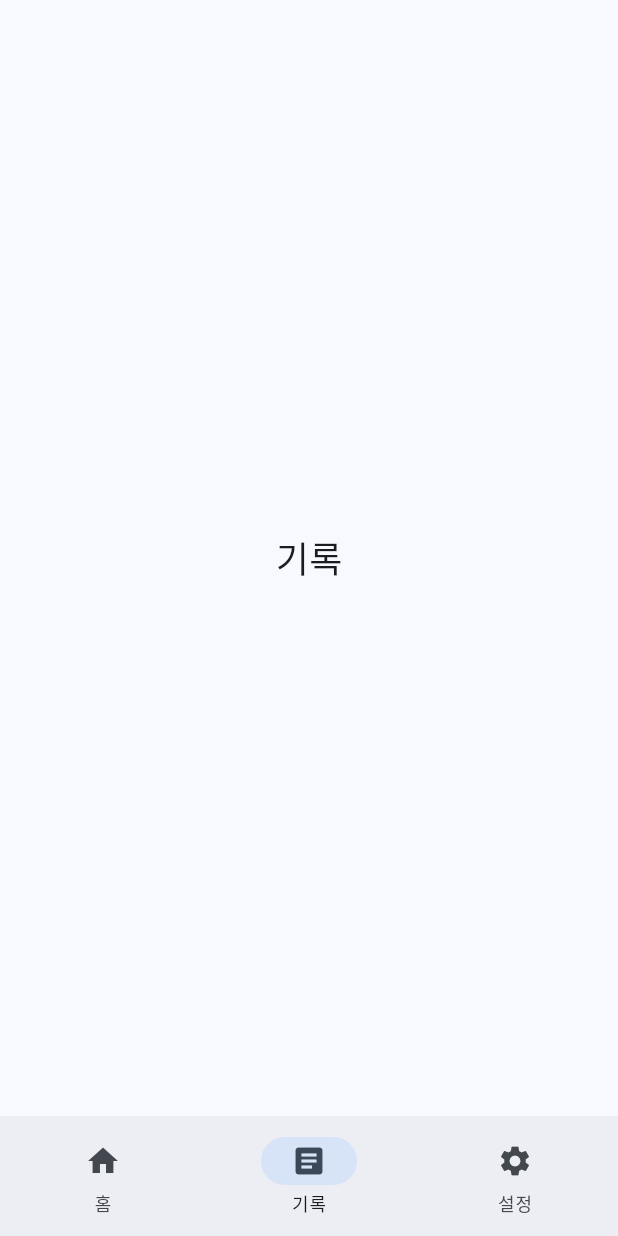
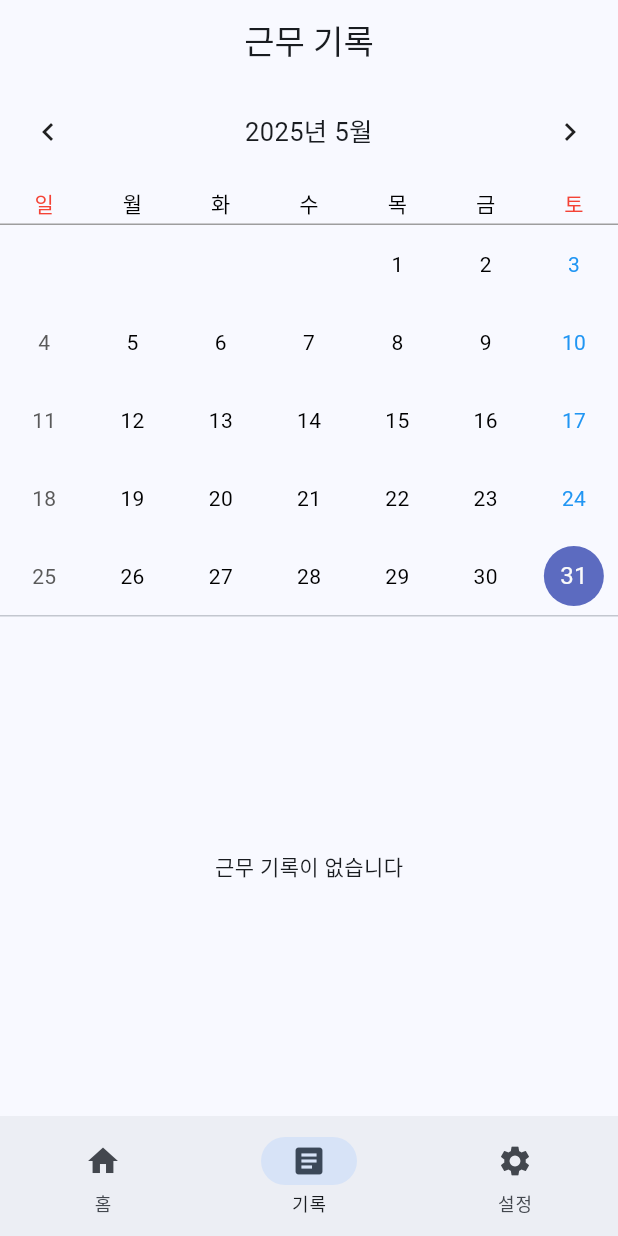
Before and after one commit to temtaemee/workcalendar2, a Flutter app: the screen it shows after launch, item 2 of the bottom bar chosen, on a phone screen of 412 x 824 dp. Run offline on Flutter 3.47's test engine with Material 3 defaults, Android fonts, the light colour scheme and no system bars; drawn by our look-alikes of table_calendar.

Commit message:
UPDATE: 기록 달력 추가

```diff
--- a/lib/main.dart
+++ b/lib/main.dart
@@ -1,12 +1,13 @@
 import 'package:flutter/material.dart';
 import 'package:provider/provider.dart';
+import 'package:intl/date_symbol_data_local.dart';
 import 'screens/home_screen.dart';
 import 'screens/record_screen.dart';
 import 'screens/settings_screen.dart';
 import 'providers/work_provider.dart';
 
 void main() {
-  runApp(const MyApp());
+  initializeDateFormatting('ko_KR').then((_) => runApp(const MyApp()));
 }
 
 class MyApp extends StatelessWidget {
--- a/lib/screens/record_screen.dart
+++ b/lib/screens/record_screen.dart
@@ -1,15 +1,166 @@
 import 'package:flutter/material.dart';
+import 'package:provider/provider.dart';
+import 'package:table_calendar/table_calendar.dart';
+import 'package:intl/intl.dart';
+import '../providers/work_provider.dart';
+import '../models/work_record.dart';
 
-class RecordScreen extends StatelessWidget {
+class RecordScreen extends StatefulWidget {
   const RecordScreen({super.key});
 
   @override
+  State<RecordScreen> createState() => _RecordScreenState();
+}
+
+class _RecordScreenState extends State<RecordScreen> {
+  CalendarFormat _calendarFormat = CalendarFormat.month;
+  DateTime _focusedDay = DateTime.now();
+  DateTime? _selectedDay;
+
+  @override
+  void initState() {
+    super.initState();
+    _selectedDay = _focusedDay;
+  }
+
+  @override
   Widget build(BuildContext context) {
-    return const Center(
-      child: Text(
-        '기록',
-        style: TextStyle(fontSize: 24),
+    return Scaffold(
+      appBar: AppBar(
+        title: const Text('근무 기록'),
+        centerTitle: true,
+      ),
+      body: Consumer<WorkProvider>(
+        builder: (context, provider, child) {
+          final workRecords = _groupByDate(provider.records);
+          return Column(
+            children: [
+              _buildCalendar(workRecords),
+              const Divider(height: 1),
+              Expanded(
+                child: _selectedDay == null
+                    ? const Center(child: Text('날짜를 선택하세요'))
+                    : _buildDayRecords(workRecords[_selectedDay!] ?? []),
+              ),
+            ],
+          );
+        },
       ),
     );
   }
+
+  /// 날짜별 WorkRecord 리스트를 Map으로 그룹핑
+  Map<DateTime, List<WorkRecord>> _groupByDate(List<WorkRecord> records) {
+    return records.fold({}, (map, record) {
+      final date = DateTime(record.date.year, record.date.month, record.date.day);
+      map[date] = [...(map[date] ?? []), record];
+      return map;
+    });
+  }
+
+  /// 캘린더 위젯
+  Widget _buildCalendar(Map<DateTime, List<WorkRecord>> workRecords) {
+    return TableCalendar<WorkRecord>(
+      firstDay: DateTime.now().subtract(const Duration(days: 365)),
+      lastDay: DateTime.now().add(const Duration(days: 365)),
+      focusedDay: _focusedDay,
+      selectedDayPredicate: (day) => isSameDay(_selectedDay, day),
+      calendarFormat: _calendarFormat,
+      startingDayOfWeek: StartingDayOfWeek.sunday,
+      locale: 'ko_KR',
+      daysOfWeekHeight: 30, // << 요일 영역 높이 설정
+      headerStyle: const HeaderStyle(
+        formatButtonVisible: false,
+        titleCentered: true,
+      ),
+      calendarStyle: const CalendarStyle(
+        outsideDaysVisible: false,
+        defaultTextStyle: TextStyle(color: Colors.black),
+        holidayTextStyle: TextStyle(color: Colors.red),
+      ),
+      daysOfWeekStyle: const DaysOfWeekStyle(
+        weekdayStyle: TextStyle(color: Colors.black),
+        weekendStyle: TextStyle(color: Colors.red),
+        decoration: BoxDecoration(
+          border: Border(bottom: BorderSide(color: Colors.grey)),
+        ),
+      ),
+      calendarBuilders: CalendarBuilders(
+        defaultBuilder: (context, day, focusedDay) {
+          if (day.weekday == DateTime.saturday) {
+            return Center(
+              child: Text(
+                '${day.day}',
+                style: const TextStyle(color: Colors.blue),
+              ),
+            );
+          }
+          return null;
+        },
+      ),
+      onDaySelected: (selectedDay, focusedDay) {
+        setState(() {
+          _selectedDay = selectedDay;
+          _focusedDay = focusedDay;
+        });
+      },
+      onFormatChanged: (format) {
+        setState(() {
+          _calendarFormat = format;
+        });
+      },
+      onPageChanged: (focusedDay) {
+        _focusedDay = focusedDay;
+      },
+      eventLoader: (day) => workRecords[DateTime(day.year, day.month, day.day)] ?? [],
+    );
+  }
+
+  /// 선택한 날짜의 근무 기록 리스트
+  Widget _buildDayRecords(List<WorkRecord> records) {
+    if (records.isEmpty) {
+      return const Center(child: Text('근무 기록이 없습니다'));
+    }
+
+    return ListView.builder(
+      padding: const EdgeInsets.all(16),
+      itemCount: records.length,
+      itemBuilder: (context, index) {
+        final r = records[index];
+        final duration = r.workDuration;
+        final wage = r.dailyWage;
+
+        return Card(
+          child: Padding(
+            padding: const EdgeInsets.all(16),
+            child: Column(
+              crossAxisAlignment: CrossAxisAlignment.start,
+              children: [
+                Row(
+                  children: [
+                    Text(r.company, style: Theme.of(context).textTheme.titleMedium),
+                    const Spacer(),
+                    Text(
+                      '${NumberFormat('#,###').format(wage.round())}원',
+                      style: Theme.of(context).textTheme.titleMedium?.copyWith(
+                            color: Theme.of(context).primaryColor,
+                          ),
+                    ),
+                  ],
+                ),
+                const SizedBox(height: 8),
+                Row(
+                  children: [
+                    Text('${r.checkIn?.format(context)} ~ ${r.checkOut?.format(context)}'),
+                    const Spacer(),
+                    Text('${duration.inHours}시간 ${duration.inMinutes.remainder(60)}분'),
+                  ],
+                ),
+              ],
+            ),
+          ),
+        );
+      },
+    );
+  }
 }
--- a/pubspec.yaml
+++ b/pubspec.yaml
@@ -36,6 +36,7 @@ dependencies:
   cupertino_icons: ^1.0.2
   provider: ^6.1.1
   intl: ^0.19.0
+  table_calendar: ^3.0.9
 
 dev_dependencies:
   flutter_test:
```
Also changed, not shown: lib/screens/home_screen.dart (+15 -3 lines), pubspec.lock.
